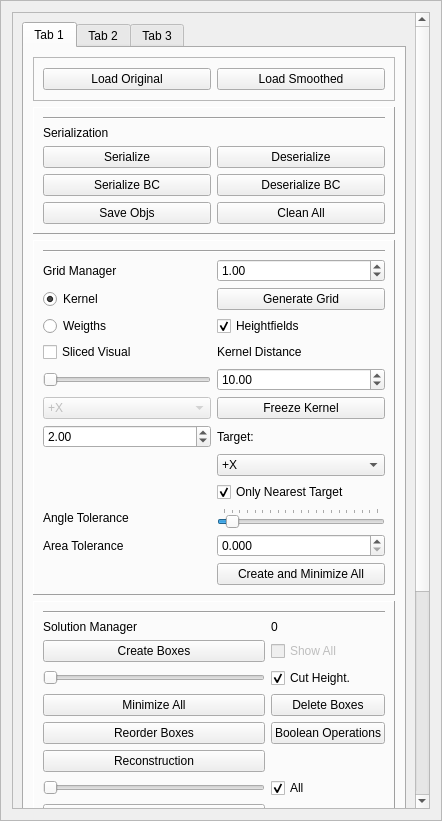
First picture: the form in GUI/managers/enginemanager.ui, repository alemuntoni/HeightFieldDecomposition, before the edit.
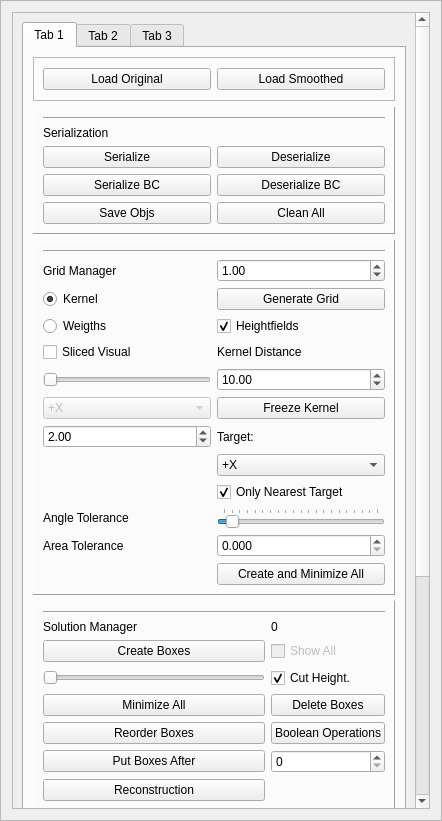
Second picture: the form after the edit. The open tabs and pages were chosen to show the change.

```diff
--- a/GUI/managers/enginemanager.ui
+++ b/GUI/managers/enginemanager.ui
@@ -62,9 +62,9 @@
       <property name="geometry">
        <rect>
         <x>0</x>
-        <y>0</y>
+        <y>-229</y>
         <width>406</width>
-        <height>1098</height>
+        <height>1127</height>
        </rect>
       </property>
       <layout class="QGridLayout" name="gridLayout_7">
@@ -135,7 +135,7 @@
                 </property>
                </widget>
               </item>
-              <item row="9" column="0">
+              <item row="10" column="0">
                <widget class="QPushButton" name="stickPushButton">
                 <property name="text">
                  <string>Stick</string>
@@ -204,7 +204,7 @@
                 </property>
                </widget>
               </item>
-              <item row="8" column="0">
+              <item row="9" column="0">
                <widget class="QSlider" name="heightfieldsSlider">
                 <property name="orientation">
                  <enum>Qt::Horizontal</enum>
@@ -225,7 +225,7 @@
                 </property>
                </widget>
               </item>
-              <item row="8" column="1">
+              <item row="9" column="1">
                <widget class="QCheckBox" name="allHeightfieldsCheckBox">
                 <property name="text">
                  <string>All</string>
@@ -235,13 +235,27 @@
                 </property>
                </widget>
               </item>
-              <item row="7" column="0">
+              <item row="8" column="0">
                <widget class="QPushButton" name="reconstructionPushButton">
                 <property name="text">
                  <string>Reconstruction</string>
                 </property>
                </widget>
               </item>
+              <item row="7" column="0">
+               <widget class="QPushButton" name="putBoxesAfterPushButton">
+                <property name="text">
+                 <string>Put Boxes After</string>
+                </property>
+               </widget>
+              </item>
+              <item row="7" column="1">
+               <widget class="QSpinBox" name="coveredTrianglesSpinBox">
+                <property name="maximum">
+                 <number>100</number>
+                </property>
+               </widget>
+              </item>
              </layout>
             </widget>
            </item>
```
Left out of the diff: 2 changed lines with no effect on the pictures.
